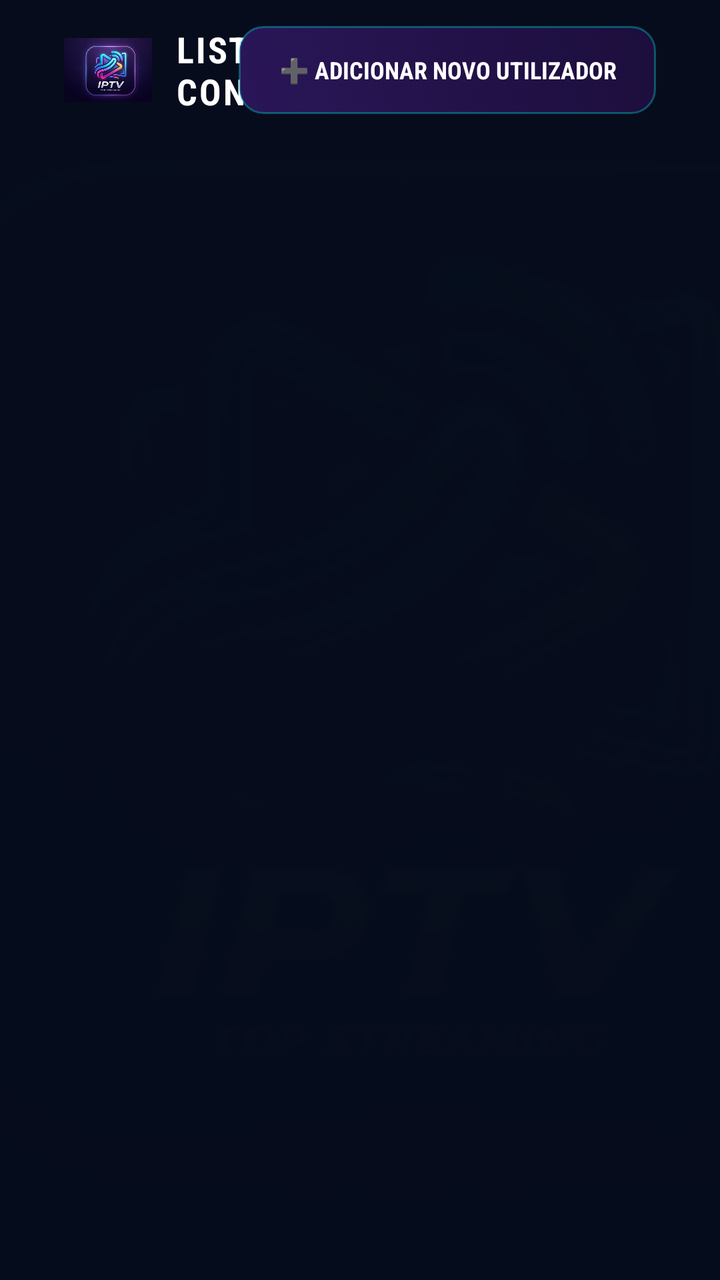
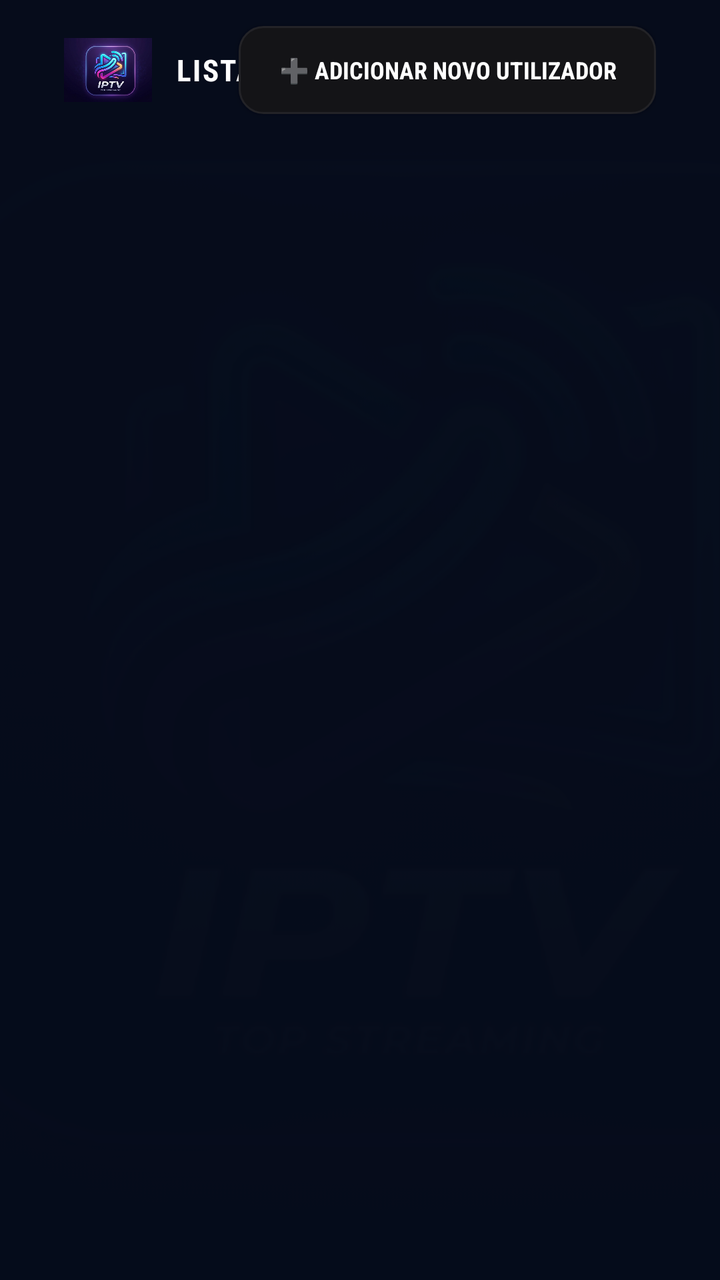

Before-and-after screenshots of an Android layout around one commit, followed by the original layout XML and the change that was made.
<!-- AndroidManifest.xml: activity theme AppTheme -->
<!-- res/layout/activity_users.xml -->
<?xml version="1.0" encoding="utf-8"?>
<androidx.constraintlayout.widget.ConstraintLayout xmlns:android="http://schemas.android.com/apk/res/android"
    xmlns:app="http://schemas.android.com/apk/res-auto"
    xmlns:tools="http://schemas.android.com/tools"
    android:layout_width="match_parent"
    android:layout_height="match_parent"
    android:background="#060C1B"
    tools:context=".UsersActivity">

    
    <ImageView
        android:layout_width="match_parent"
        android:layout_height="match_parent"
        android:scaleType="centerCrop"
        android:src="@drawable/logo"
        android:alpha="0.15" />

    <View
        android:layout_width="match_parent"
        android:layout_height="match_parent"
        android:background="#F0060C1B" />

    
    <RelativeLayout
        android:id="@+id/headerBar"
        android:layout_width="match_parent"
        android:layout_height="70dp"
        android:paddingHorizontal="32dp"
        app:layout_constraintTop_toTopOf="parent"
        app:layout_constraintStart_toStartOf="parent"
        app:layout_constraintEnd_toEndOf="parent">

        <LinearLayout
            android:layout_width="wrap_content"
            android:layout_height="wrap_content"
            android:layout_centerVertical="true"
            android:orientation="horizontal"
            android:gravity="center_vertical">

            <ImageView
                android:layout_width="44dp"
                android:layout_height="44dp"
                android:src="@drawable/logo"
                android:scaleType="fitCenter" />

            <TextView
                android:layout_width="wrap_content"
                android:layout_height="wrap_content"
                android:layout_marginStart="12dp"
                android:text="LISTA DE UTILIZADORES / CONTAS"
                android:textColor="@color/text_primary"
                android:textSize="18sp"
                android:textStyle="bold"
                android:letterSpacing="0.05" />
        </LinearLayout>

        <Button
            android:id="@+id/btnAddUser"
            android:layout_width="wrap_content"
            android:layout_height="44dp"
            android:layout_alignParentEnd="true"
            android:layout_centerVertical="true"
            android:background="@drawable/bg_button_neon"
            android:paddingHorizontal="20dp"
            android:text="➕ ADICIONAR NOVO UTILIZADOR"
            android:textColor="@color/text_primary"
            android:textSize="12sp"
            android:textStyle="bold"
            android:focusable="true"
            android:clickable="true" />
    </RelativeLayout>

    
    <androidx.recyclerview.widget.RecyclerView
        android:id="@+id/rvUsers"
        android:layout_width="match_parent"
        android:layout_height="0dp"
        android:padding="32dp"
        app:layout_constraintTop_toBottomOf="@id/headerBar"
        app:layout_constraintBottom_toBottomOf="parent"
        app:layout_constraintStart_toStartOf="parent"
        app:layout_constraintEnd_toEndOf="parent" />

    
    <TextView
        android:id="@+id/tvEmptyUsers"
        android:layout_width="wrap_content"
        android:layout_height="wrap_content"
        android:text="Nenhum utilizador gravado.\nClique no botão acima para adicionar a sua conta."
        android:textColor="#8A99AD"
        android:textSize="16sp"
        android:gravity="center"
        android:visibility="gone"
        app:layout_constraintTop_toTopOf="parent"
        app:layout_constraintBottom_toBottomOf="parent"
        app:layout_constraintStart_toStartOf="parent"
        app:layout_constraintEnd_toEndOf="parent" />

</androidx.constraintlayout.widget.ConstraintLayout>
<!-- resources referenced by this layout -->
<resources>
  <color name="text_primary">#FFFFFF</color>
  <!-- drawable bg_button_neon (drawable) -->
  <?xml version="1.0" encoding="utf-8"?>
  <selector xmlns:android="http://schemas.android.com/apk/res/android">
      <item android:state_focused="true">
          <shape android:shape="rectangle">
              <solid android:color="#8000FFFF"/>
              <corners android:radius="12dp"/>
              <stroke android:width="4dp" android:color="#FFFFFF"/>
          </shape>
      </item>
      <item>
          <shape android:shape="rectangle">
              <gradient android:startColor="#2A1658" android:endColor="#1C0E3C" android:angle="45"/>
              <corners android:radius="12dp"/>
              <stroke android:width="1dp" android:color="#4D00FFFF"/>
          </shape>
      </item>
  </selector>
  <!-- drawable logo: png bitmap (drawable, 182814 bytes) -->
  <style name="AppTheme" parent="Theme.AppCompat.NoActionBar">
          <item name="android:fontFamily">sans-serif-condensed</item>
          <item name="android:windowAnimationStyle">@style/AppWindowTransition</item>
          <item name="android:windowBackground">@color/bg_primary</item>
          <item name="colorPrimary">@color/bg_elevated</item>
          <item name="colorPrimaryDark">@color/bg_primary</item>
          <item name="colorAccent">@color/accent</item>
          <item name="android:textColorPrimary">@color/text_primary</item>
          <item name="android:textColorSecondary">@color/text_secondary</item>
      </style>
  <style name="AppWindowTransition" parent="android:Animation.Activity">
          <item name="android:activityOpenEnterAnimation">@anim/fade_in</item>
          <item name="android:activityOpenExitAnimation">@anim/fade_out</item>
          <item name="android:activityCloseEnterAnimation">@anim/fade_in</item>
          <item name="android:activityCloseExitAnimation">@anim/fade_out</item>
      </style>
  <color name="bg_primary">#0B0B0D</color>
  <color name="bg_elevated">#1A1A1C</color>
  <color name="accent">#3D8BFF</color>
  <color name="text_secondary">#9B9BA1</color>
</resources>

<!-- the commit's change to res/layout/activity_users.xml (unified diff, before → after) -->
@@ -49,7 +49,7 @@
                 android:layout_marginStart="12dp"
                 android:text="LISTA DE UTILIZADORES / CONTAS"
                 android:textColor="@color/text_primary"
-                android:textSize="18sp"
+                android:textSize="@dimen/text_body"
                 android:textStyle="bold"
                 android:letterSpacing="0.05" />
         </LinearLayout>
@@ -64,7 +64,7 @@
             android:paddingHorizontal="20dp"
             android:text="➕ ADICIONAR NOVO UTILIZADOR"
             android:textColor="@color/text_primary"
-            android:textSize="12sp"
+            android:textSize="@dimen/text_label"
             android:textStyle="bold"
             android:focusable="true"
             android:clickable="true" />
@@ -87,8 +87,8 @@
         android:layout_width="wrap_content"
         android:layout_height="wrap_content"
         android:text="Nenhum utilizador gravado.\nClique no botão acima para adicionar a sua conta."
-        android:textColor="#8A99AD"
-        android:textSize="16sp"
+        android:textColor="@color/text_secondary"
+        android:textSize="@dimen/text_item"
         android:gravity="center"
         android:visibility="gone"
         app:layout_constraintTop_toTopOf="parent"
<!-- resource entries referenced after the edit -->
@@ -6,16 +6,16 @@
   <selector xmlns:android="http://schemas.android.com/apk/res/android">
       <item android:state_focused="true">
           <shape android:shape="rectangle">
-              <solid android:color="#8000FFFF"/>
-              <corners android:radius="12dp"/>
-              <stroke android:width="4dp" android:color="#FFFFFF"/>
+              <solid android:color="@color/accent_wash"/>
+              <corners android:radius="@dimen/radius_card"/>
+              <stroke android:width="@dimen/focus_stroke" android:color="@color/accent"/>
           </shape>
       </item>
       <item>
           <shape android:shape="rectangle">
-              <gradient android:startColor="#2A1658" android:endColor="#1C0E3C" android:angle="45"/>
-              <corners android:radius="12dp"/>
-              <stroke android:width="1dp" android:color="#4D00FFFF"/>
+              <solid android:color="@color/bg_elevated"/>
+              <corners android:radius="@dimen/radius_card"/>
+              <stroke android:width="1dp" android:color="@color/surface_line"/>
           </shape>
       </item>
   </selector>
@@ -30,6 +30,9 @@
           <item name="android:textColorPrimary">@color/text_primary</item>
           <item name="android:textColorSecondary">@color/text_secondary</item>
       </style>
+  <color name="accent_wash">#1A3D8BFF</color>
+  <dimen name="radius_card">12dp</dimen>
+  <dimen name="focus_stroke">2dp</dimen>
   <style name="AppWindowTransition" parent="android:Animation.Activity">
           <item name="android:activityOpenEnterAnimation">@anim/fade_in</item>
           <item name="android:activityOpenExitAnimation">@anim/fade_out</item>
@@ -37,8 +40,12 @@
           <item name="android:activityCloseExitAnimation">@anim/fade_out</item>
       </style>
   <color name="bg_primary">#0B0B0D</color>
-  <color name="bg_elevated">#1A1A1C</color>
+  <color name="bg_elevated">#141417</color>
+  <color name="surface_line">#232327</color>
   <color name="accent">#3D8BFF</color>
   <color name="text_secondary">#9B9BA1</color>
+  <dimen name="text_body">15sp</dimen>
+  <dimen name="text_item">16sp</dimen>
+  <dimen name="text_label">12sp</dimen>
 </resources>
 
